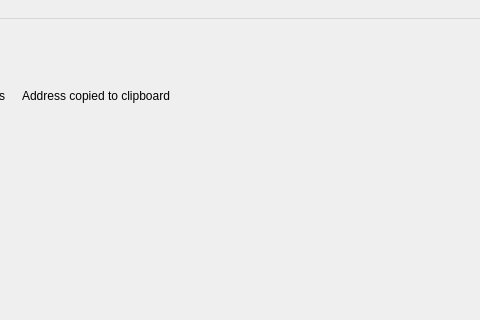
First picture: the form in src/Gui/MainWindow/MainWindow.ui, repository iridiumdev/Iridium-IRD-wallet, before the edit; both pictures show x 444 to 924 and y 0 to 320 of the 1260 by 760 pixel window.
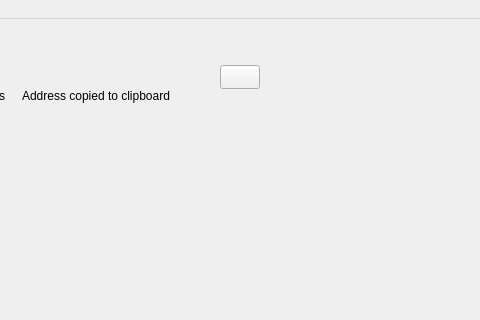
Second picture: the form after the edit. Icons and pictures are not drawn. Custom widgets are drawn as their Qt base class.

```diff
--- a/src/Gui/MainWindow/MainWindow.ui
+++ b/src/Gui/MainWindow/MainWindow.ui
@@ -425,6 +425,51 @@
          </layout>
         </widget>
        </item>
+       <item>
+        <spacer name="horizontalSpacer_4">
+         <property name="orientation">
+          <enum>Qt::Horizontal</enum>
+         </property>
+         <property name="sizeType">
+          <enum>QSizePolicy::Fixed</enum>
+         </property>
+         <property name="sizeHint" stdset="0">
+          <size>
+           <width>10</width>
+           <height>16</height>
+          </size>
+         </property>
+        </spacer>
+       </item>
+       <item>
+        <widget class="WalletGui::WalletSmallButton" name="m_qrButton">
+         <property name="sizePolicy">
+          <sizepolicy hsizetype="Fixed" vsizetype="Fixed">
+           <horstretch>0</horstretch>
+           <verstretch>0</verstretch>
+          </sizepolicy>
+         </property>
+         <property name="minimumSize">
+          <size>
+           <width>24</width>
+           <height>24</height>
+          </size>
+         </property>
+         <property name="text">
+          <string/>
+         </property>
+         <property name="icon">
+          <iconset resource="../../resources.qrc">
+           <normaloff>:/icons/qr-icon</normaloff>:/icons/qr-icon</iconset>
+         </property>
+         <property name="iconSize">
+          <size>
+           <width>30</width>
+           <height>30</height>
+          </size>
+         </property>
+        </widget>
+       </item>
        <item>
         <spacer name="horizontalSpacer_3">
          <property name="orientation">
@@ -1019,16 +1064,21 @@
   </action>
  </widget>
  <customwidgets>
+  <customwidget>
+   <class>WalletGui::WalletSmallGrayTextLabel</class>
+   <extends>QLabel</extends>
+   <header>Gui/Common/WalletTextLabel.h</header>
+  </customwidget>
+  <customwidget>
+   <class>WalletGui::WalletSmallButton</class>
+   <extends>QPushButton</extends>
+   <header>Gui/Common/WalletSmallButton.h</header>
+  </customwidget>
   <customwidget>
    <class>WalletGui::WalletTinyLinkLikeButton</class>
    <extends>QPushButton</extends>
    <header>Gui/Common/WalletLinkLikeButton.h</header>
   </customwidget>
-  <customwidget>
-   <class>WalletGui::WalletSmallGrayTextLabel</class>
-   <extends>QLabel</extends>
-   <header>Gui/Common/WalletTextLabel.h</header>
-  </customwidget>
   <customwidget>
    <class>WalletGui::CopyMagicLabel</class>
    <extends>QLabel</extends>
```
Left out of the diff: 17 changed lines with no effect on the pictures.
